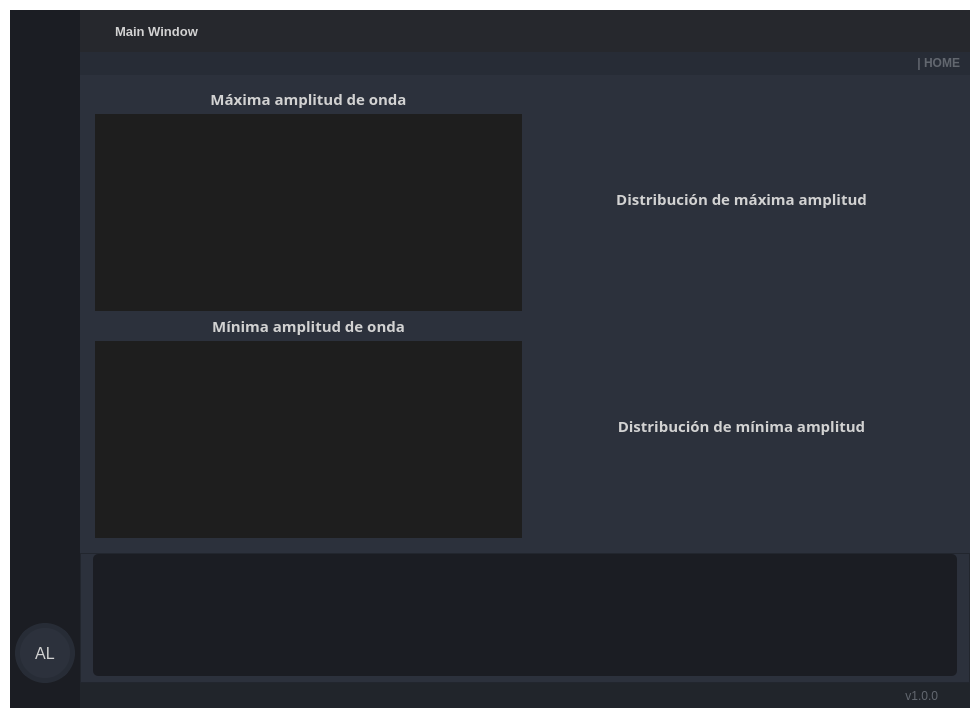
The window that visuals/GUI_BASE.ui (dariolggomez/HEATS-BOARD) describes before a commit, drawn with Qt 5.
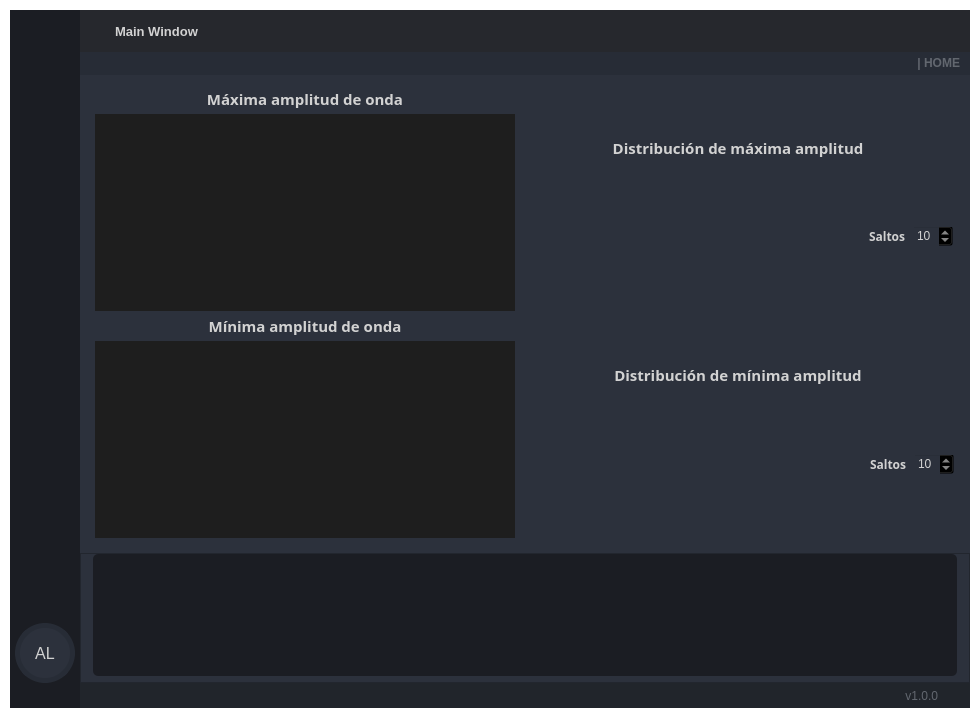
The same window after the commit. Icons and pictures are not drawn.

Commit message: created spins for bins on histograms

The edit to the form file:
```diff
--- a/visuals/GUI_BASE.ui
+++ b/visuals/GUI_BASE.ui
@@ -2583,6 +2583,12 @@
                       <layout class="QGridLayout" name="gridLayout">
                        <item row="0" column="0">
                         <widget class="QFrame" name="maxAmpFrame">
+                         <property name="minimumSize">
+                          <size>
+                           <width>420</width>
+                           <height>0</height>
+                          </size>
+                         </property>
                          <property name="styleSheet">
                           <string notr="true">border-color: rgb(47, 47, 47);
 border-radius: 5px</string>
@@ -3048,6 +3054,89 @@
                           <item>
                            <layout class="QVBoxLayout" name="maxAmpHistLayout"/>
                           </item>
+                          <item>
+                           <widget class="QFrame" name="frameBottomMaxDist">
+                            <property name="maximumSize">
+                             <size>
+                              <width>16777215</width>
+                              <height>50</height>
+                             </size>
+                            </property>
+                            <property name="frameShape">
+                             <enum>QFrame::StyledPanel</enum>
+                            </property>
+                            <property name="frameShadow">
+                             <enum>QFrame::Raised</enum>
+                            </property>
+                            <layout class="QHBoxLayout" name="horizontalLayout_15">
+                             <property name="leftMargin">
+                              <number>0</number>
+                             </property>
+                             <property name="topMargin">
+                              <number>0</number>
+                             </property>
+                             <property name="rightMargin">
+                              <number>0</number>
+                             </property>
+                             <property name="bottomMargin">
+                              <number>0</number>
+                             </property>
+                             <item>
+                              <spacer name="horizontalSpacer_6">
+                               <property name="orientation">
+                                <enum>Qt::Horizontal</enum>
+                               </property>
+                               <property name="sizeHint" stdset="0">
+                                <size>
+                                 <width>317</width>
+                                 <height>20</height>
+                                </size>
+                               </property>
+                              </spacer>
+                             </item>
+                             <item>
+                              <widget class="QLabel" name="label_5">
+                               <property name="maximumSize">
+                                <size>
+                                 <width>16777215</width>
+                                 <height>20</height>
+                                </size>
+                               </property>
+                               <property name="font">
+                                <font>
+                                 <family>Segoe UI Semibold</family>
+                                 <pointsize>9</pointsize>
+                                 <weight>75</weight>
+                                 <bold>true</bold>
+                                </font>
+                               </property>
+                               <property name="text">
+                                <string>Saltos</string>
+                               </property>
+                              </widget>
+                             </item>
+                             <item>
+                              <widget class="QSpinBox" name="maxAmpDistSpinBox">
+                               <property name="maximumSize">
+                                <size>
+                                 <width>50</width>
+                                 <height>16777215</height>
+                                </size>
+                               </property>
+                               <property name="minimum">
+                                <number>1</number>
+                               </property>
+                               <property name="maximum">
+                                <number>50</number>
+                               </property>
+                               <property name="value">
+                                <number>10</number>
+                               </property>
+                              </widget>
+                             </item>
+                            </layout>
+                           </widget>
+                          </item>
                          </layout>
                         </widget>
                        </item>
@@ -3518,6 +3607,89 @@
                           <item>
                            <layout class="QVBoxLayout" name="minAmpHistLayout"/>
                           </item>
+                          <item>
+                           <widget class="QFrame" name="frameBottomMinDist">
+                            <property name="maximumSize">
+                             <size>
+                              <width>16777215</width>
+                              <height>50</height>
+                             </size>
+                            </property>
+                            <property name="frameShape">
+                             <enum>QFrame::StyledPanel</enum>
+                            </property>
+                            <property name="frameShadow">
+                             <enum>QFrame::Raised</enum>
+                            </property>
+                            <layout class="QHBoxLayout" name="horizontalLayout_16">
+                             <property name="leftMargin">
+                              <number>0</number>
+                             </property>
+                             <property name="topMargin">
+                              <number>0</number>
+                             </property>
+                             <property name="rightMargin">
+                              <number>0</number>
+                             </property>
+                             <property name="bottomMargin">
+                              <number>0</number>
+                             </property>
+                             <item>
+                              <spacer name="horizontalSpacer_7">
+                               <property name="orientation">
+                                <enum>Qt::Horizontal</enum>
+                               </property>
+                               <property name="sizeHint" stdset="0">
+                                <size>
+                                 <width>317</width>
+                                 <height>20</height>
+                                </size>
+                               </property>
+                              </spacer>
+                             </item>
+                             <item>
+                              <widget class="QLabel" name="label_6">
+                               <property name="maximumSize">
+                                <size>
+                                 <width>16777215</width>
+                                 <height>20</height>
+                                </size>
+                               </property>
+                               <property name="font">
+                                <font>
+                                 <family>Segoe UI Semibold</family>
+                                 <pointsize>9</pointsize>
+                                 <weight>75</weight>
+                                 <bold>true</bold>
+                                </font>
+                               </property>
+                               <property name="text">
+                                <string>Saltos</string>
+                               </property>
+                              </widget>
+                             </item>
+                             <item>
+                              <widget class="QSpinBox" name="minAmpDistSpinBox">
+                               <property name="maximumSize">
+                                <size>
+                                 <width>50</width>
+                                 <height>16777215</height>
+                                </size>
+                               </property>
+                               <property name="minimum">
+                                <number>1</number>
+                               </property>
+                               <property name="maximum">
+                                <number>50</number>
+                               </property>
+                               <property name="value">
+                                <number>10</number>
+                               </property>
+                              </widget>
+                             </item>
+                            </layout>
+                           </widget>
+                          </item>
                          </layout>
                         </widget>
                        </item>
```
Left out of the diff: 4 changed lines with no effect on the pictures. The commit also changes 2 other files.
